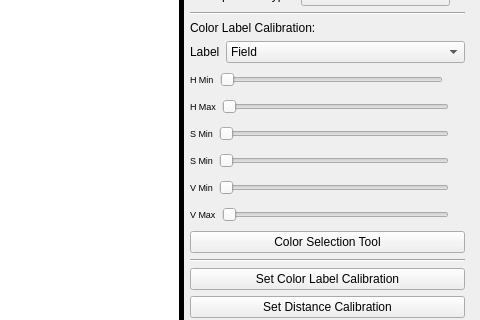
Qt form vision_calib/src/vision_calib.ui (minhoteam-msl/minho_team_tools) before a commit; both pictures show x 305 to 785 and y 100 to 420 of the 785 by 600 pixel window.
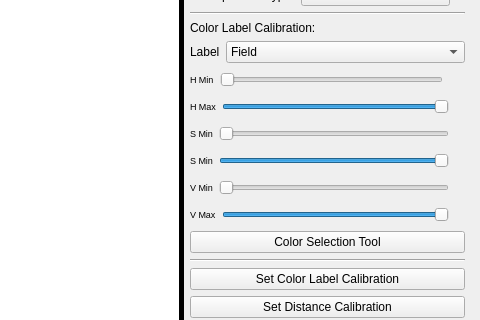
The same form after that commit.

What changed in the file:
```diff
--- a/vision_calib/src/vision_calib.ui
+++ b/vision_calib/src/vision_calib.ui
@@ -295,6 +295,12 @@
         </item>
         <item>
          <widget class="QSlider" name="v_max">
+          <property name="maximum">
+           <number>255</number>
+          </property>
+          <property name="value">
+           <number>255</number>
+          </property>
           <property name="orientation">
            <enum>Qt::Horizontal</enum>
           </property>
@@ -591,6 +597,12 @@
         </item>
         <item>
          <widget class="QSlider" name="s_max">
+          <property name="maximum">
+           <number>255</number>
+          </property>
+          <property name="value">
+           <number>255</number>
+          </property>
           <property name="orientation">
            <enum>Qt::Horizontal</enum>
           </property>
@@ -648,6 +660,12 @@
         </item>
         <item>
          <widget class="QSlider" name="h_max">
+          <property name="maximum">
+           <number>180</number>
+          </property>
+          <property name="value">
+           <number>180</number>
+          </property>
           <property name="orientation">
            <enum>Qt::Horizontal</enum>
           </property>
```
Left out of the diff: 11 changed lines with no effect on the pictures.
